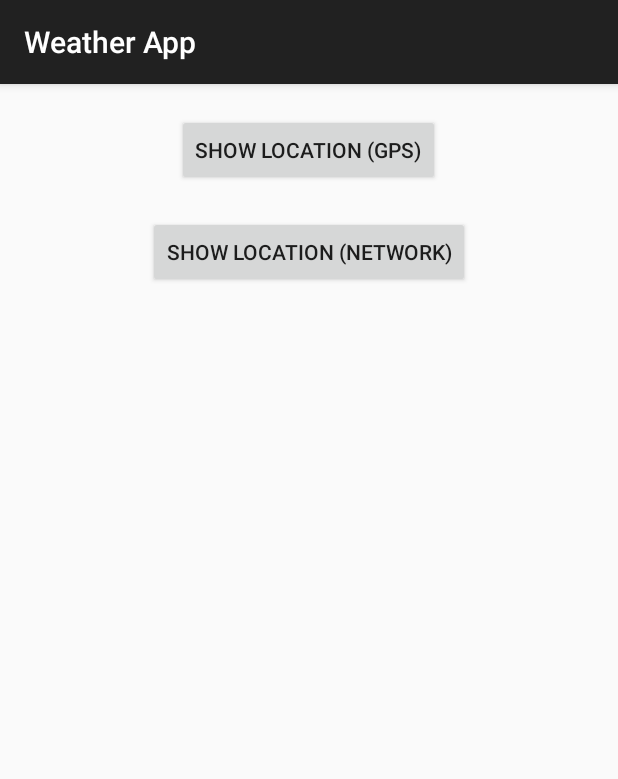
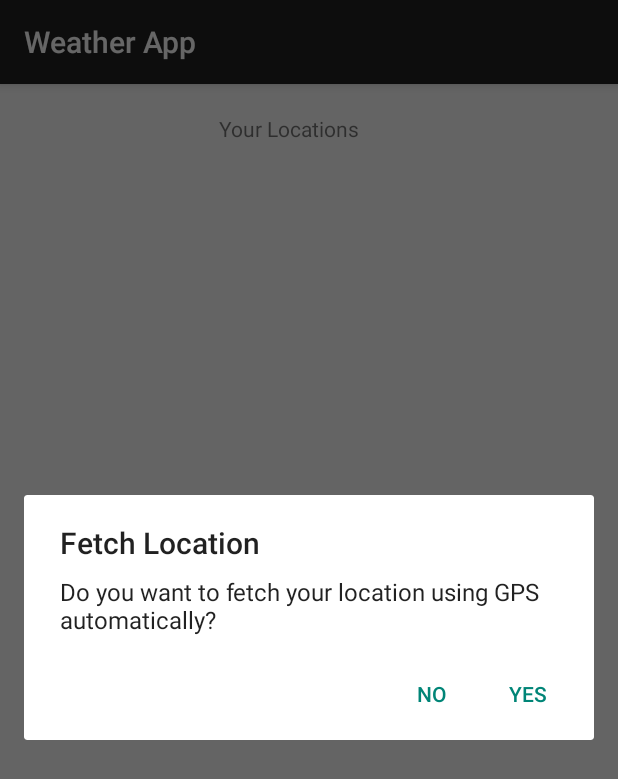
Before and after one commit to heyjii/WeatherApp, an Android app: the fragment AddLocationFragment shown on its own in the app's theme, on a phone screen of 412 x 824 dp. Shown: the top 779 px of the screen. Run offline under Robolectric (Android 15) with nearby library versions, the phone set to English and light mode, and no system bars.

Commit message:
Implemented the part 1 (location fetching and toasts to the user)

```diff
--- a/app/src/main/java/training/eduonix/custom/AppLocationService.java
+++ /dev/null
@@ -1,58 +0,0 @@
-package training.eduonix.custom;
-
-import android.app.Service;
-        import android.content.Context;
-        import android.content.Intent;
-        import android.location.Location;
-        import android.location.LocationListener;
-        import android.location.LocationManager;
-        import android.os.Bundle;
-        import android.os.IBinder;
-
-public class AppLocationService extends Service implements LocationListener {
-
-    protected LocationManager locationManager;
-    Location location;
-
-    private static final long MIN_DISTANCE_FOR_UPDATE = 10; // 10 meters
-    private static final long MIN_TIME_FOR_UPDATE = 1000 * 10 * 1; // 10 seconds
-
-    public AppLocationService(Context context) {
-        locationManager = (LocationManager) context
-                .getSystemService(LOCATION_SERVICE);
-    }
-
-    public Location getLocation(String provider) {
-        if (locationManager.isProviderEnabled(provider)) {
-            locationManager.requestLocationUpdates(provider,
-                    MIN_TIME_FOR_UPDATE, MIN_DISTANCE_FOR_UPDATE, this);
-            if (locationManager != null) {
-                location = locationManager.getLastKnownLocation(provider);
-                return location;
-            }
-        }
-        return null;
-    }
-
-    @Override
-    public void onLocationChanged(Location location) {
-    }
-
-    @Override
-    public void onProviderDisabled(String provider) {
-    }
-
-    @Override
-    public void onProviderEnabled(String provider) {
-    }
-
-    @Override
-    public void onStatusChanged(String provider, int status, Bundle extras) {
-    }
-
-    @Override
-    public IBinder onBind(Intent arg0) {
-        return null;
-    }
-
-}
--- a/app/src/main/java/training/eduonix/weatherapp/AddLocationFragment.java
+++ b/app/src/main/java/training/eduonix/weatherapp/AddLocationFragment.java
@@ -4,27 +4,35 @@ import android.app.AlertDialog;
 import android.content.Context;
 import android.content.DialogInterface;
 import android.content.Intent;
+import android.content.SharedPreferences;
+import android.location.Address;
+import android.location.Geocoder;
 import android.location.Location;
+import android.location.LocationListener;
 import android.location.LocationManager;
 import android.os.Bundle;
 import android.app.Fragment;
+import android.os.Handler;
 import android.provider.Settings;
 import android.view.LayoutInflater;
 import android.view.View;
 import android.view.ViewGroup;
-import android.widget.Button;
+import android.widget.ProgressBar;
 import android.widget.Toast;
 
-import training.eduonix.custom.AppLocationService;
+import java.io.IOException;
+import java.util.List;
+import java.util.Locale;
 
-public class AddLocationFragment extends Fragment {
+import training.eduonix.custom.Constants;
 
-    Button btnGPSShowLocation;
-    Button btnNWShowLocation;
-    AppLocationService appLocationService;
+public class AddLocationFragment extends Fragment implements LocationListener {
 
-    private String GPS_Privider = "GPS" ;
-    private String Network_Provider = "Network" ;
+    private LocationManager locationManager;
+    private Location currentLocation = null;
+    String cityName = "";
+    boolean isAutoLocationEnabled = true;
+    private ProgressBar locationProgressBar ;
 
     @Override
     public View onCreateView(LayoutInflater inflater, ViewGroup container,
@@ -32,95 +40,147 @@ public class AddLocationFragment extends Fragment {
         // Inflate the layout for this fragment
         View locationView = inflater.inflate(R.layout.fragment_add_location, container, false);
 
-        appLocationService = new AppLocationService(
-                getActivity());
+        locationProgressBar =(ProgressBar)locationView.findViewById(R.id.progressBar);
 
-        btnGPSShowLocation = (Button) locationView.findViewById(R.id.showGPSLocationBtn);
-        btnGPSShowLocation.setOnClickListener(new View.OnClickListener() {
-            @Override
-            public void onClick(View arg0) {
+        locationManager = (LocationManager)
+                getActivity().getSystemService(Context.LOCATION_SERVICE);
 
-                Location gpsLocation = appLocationService
-                        .getLocation(LocationManager.GPS_PROVIDER );
+        SharedPreferences sharedPreferences = getActivity().getSharedPreferences(Constants.MY_PREFERENCES, Context.MODE_APPEND);
+        isAutoLocationEnabled = sharedPreferences.getBoolean(Constants.KEY_AUTO_LOCATION_ENABLED, true);
 
-                LocationManager locationManager = (LocationManager) getActivity()
-                        .getSystemService(Context.LOCATION_SERVICE);
-                if (locationManager.isProviderEnabled(LocationManager.GPS_PROVIDER)) {
-                    if (gpsLocation != null) {
-                        double latitude = gpsLocation.getLatitude();
-                        double longitude = gpsLocation.getLongitude();
-                        Toast.makeText(
-                                getActivity(),
-                                "Mobile Location (GPS): \nLatitude: " + latitude
-                                        + "\nLongitude: " + longitude,
-                                Toast.LENGTH_LONG).show();
-                    } else {
-                        Toast.makeText(
-                                getActivity(),
-                                "GPS Location is not available",
-                                Toast.LENGTH_LONG).show();
-                    }
-                } else {
-                    showSettingsAlert(GPS_Privider);
-                }
+        if (isAutoLocationEnabled) {
+            showSettingsAlert();
+        } else {
 
-            }
-        });
+            locationManager.requestLocationUpdates(
+                    LocationManager.GPS_PROVIDER, 1000, 10, this);
+            locationManager.requestLocationUpdates(
+                    LocationManager.NETWORK_PROVIDER, 1000, 10, this);
+            locationProgressBar.setVisibility(View.VISIBLE);
 
-        btnNWShowLocation = (Button) locationView.findViewById(R.id.showNWLocationBtn);
-        btnNWShowLocation.setOnClickListener(new View.OnClickListener() {
-            @Override
-            public void onClick(View arg0) {
-
-                Location nwLocation = appLocationService
-                        .getLocation(LocationManager.NETWORK_PROVIDER);
-
-                if (nwLocation != null) {
-                    double latitude = nwLocation.getLatitude();
-                    double longitude = nwLocation.getLongitude();
-                    Toast.makeText(
-                            getActivity(),
-                            "Mobile Location (NW): \nLatitude: " + latitude
-                                    + "\nLongitude: " + longitude,
-                            Toast.LENGTH_LONG).show();
-                } else {
-                    showSettingsAlert(Network_Provider);
-                }
-
-            }
-        });
-
+        }
         return locationView;
     }
 
-    public void showSettingsAlert(final String provider) {
+    @Override
+    public void onResume() {
+
+        super.onResume();
+        if (locationManager.isProviderEnabled(LocationManager.GPS_PROVIDER)) {
+            locationManager.requestLocationUpdates(
+                    LocationManager.GPS_PROVIDER, 1000, 10, this);
+            locationManager.requestLocationUpdates(
+                    LocationManager.NETWORK_PROVIDER, 1000, 10, this);
+            locationProgressBar.setVisibility(View.VISIBLE);
+
+            Handler handler = new Handler();
+            handler.postDelayed(new Runnable() {
+                @Override
+                public void run() {
+
+                    getLastBestLocation();
+                }
+            }, 10000);
+        }
+    }
+
+    @Override
+    public void onLocationChanged(Location location) {
+
+        locationProgressBar.setVisibility(View.GONE);
+
+        currentLocation = location;
+
+        getLastBestLocation() ;
+    }
+
+    @Override
+    public void onStatusChanged(String s, int i, Bundle bundle) {
+
+    }
+    @Override
+    public void onProviderEnabled(String s) {
+
+    }
+    @Override
+    public void onProviderDisabled(String s) {
+
+    }
+
+    /**
+     * @return the last know best location
+     */
+    private Location getLastBestLocation() {
+        locationProgressBar.setVisibility(View.GONE);
+
+        Location locationGPS = locationManager.getLastKnownLocation(LocationManager.GPS_PROVIDER);
+        Location locationNet = locationManager.getLastKnownLocation(LocationManager.NETWORK_PROVIDER);
+
+        long GPSLocationTime = 0;
+        if (null != locationGPS) {
+            GPSLocationTime = locationGPS.getTime();
+        }
+
+        long NetLocationTime = 0;
+
+        if (null != locationNet) {
+            NetLocationTime = locationNet.getTime();
+        }
+
+        if (0 < GPSLocationTime - NetLocationTime) {
+            currentLocation = locationGPS;
+        } else {
+            currentLocation = locationNet;
+        }
+
+        /*------- To get city name from coordinates -------- */
+        Geocoder gcd = new Geocoder(getActivity(), Locale.getDefault());
+        List<Address> addresses;
+        if (currentLocation != null) {
+            try {
+                addresses = gcd.getFromLocation(currentLocation.getLatitude(),
+                        currentLocation.getLongitude(), 1);
+                if (addresses.size() > 0)
+                    System.out.println(addresses.get(0).getLocality());
+                cityName = addresses.get(0).getLocality();
+            } catch (IOException e) {
+                e.printStackTrace();
+            }
+        }
+        showLocationMessage();
+        return currentLocation;
+    }
+
+    private void showLocationMessage() {
+        if (currentLocation != null) {
+            String message = "Your Location is:\n Lattitude : " + currentLocation.getLatitude() + "\n Longitude: " + currentLocation.getLongitude();
+
+            if (cityName.length() > 0) {
+                message = message + "\n City name - " + cityName;
+            }
+            Toast.makeText(getActivity(), message, Toast.LENGTH_LONG).show();
+        }
+    }
+
+    public void showSettingsAlert() {
         AlertDialog.Builder alertDialog = new AlertDialog.Builder(
                 getActivity());
 
-        alertDialog.setTitle(provider + " SETTINGS");
+        alertDialog.setTitle("Fetch Location");
 
         alertDialog
-                .setMessage(provider + " is not enabled! Want to go to settings menu?");
+                .setMessage("Do you want to fetch your location using GPS automatically?");
 
-        alertDialog.setPositiveButton("Settings",
+        alertDialog.setPositiveButton("Yes",
                 new DialogInterface.OnClickListener() {
                     public void onClick(DialogInterface dialog, int which) {
-                        if (provider.equalsIgnoreCase(GPS_Privider)) {
-                            Intent intent = new Intent(
-                                    Settings.ACTION_LOCATION_SOURCE_SETTINGS);
-                            getActivity().startActivity(intent);
-                        }
-                        else
-                        {
-                            Intent intent = new Intent(
-                                    Settings.ACTION_WIRELESS_SETTINGS);
-                            getActivity().startActivity(intent);
-                        }
-
+                        Intent intent = new Intent(
+                                Settings.ACTION_LOCATION_SOURCE_SETTINGS);
+                        getActivity().startActivity(intent);
                     }
                 });
 
-        alertDialog.setNegativeButton("Cancel",
+        alertDialog.setNegativeButton("No",
                 new DialogInterface.OnClickListener() {
                     public void onClick(DialogInterface dialog, int which) {
                         dialog.cancel();
@@ -129,5 +189,4 @@ public class AddLocationFragment extends Fragment {
 
         alertDialog.show();
     }
-
 }
--- a/app/src/main/res/layout/activity_splash.xml
+++ b/app/src/main/res/layout/activity_splash.xml
@@ -21,8 +21,8 @@
         android:textColor="@android:color/tertiary_text_dark"
         android:textStyle="bold"
         android:textSize="21sp"
-        android:layout_marginBottom="45dp"
-        android:layout_above="@+id/weatherImage"
+        android:layout_marginTop="15dp"
+        android:layout_below="@+id/weatherImage"
         android:layout_centerHorizontal="true" />
 
     <ProgressBar
--- a/app/src/main/res/layout/fragment_add_location.xml
+++ b/app/src/main/res/layout/fragment_add_location.xml
@@ -4,29 +4,19 @@
     android:layout_height="match_parent"
     tools:context="training.eduonix.weatherapp.AddLocationFragment">
 
-    <RelativeLayout
-        android:layout_width="fill_parent"
+    <ProgressBar
+        style="?android:attr/progressBarStyleLarge"
+        android:layout_width="wrap_content"
         android:layout_height="wrap_content"
-        android:gravity="center">
+        android:id="@+id/progressBar"
+        android:layout_gravity="center"
+        android:indeterminate="false" />
 
-        <Button
-            android:id="@+id/showGPSLocationBtn"
-            android:layout_width="wrap_content"
-            android:layout_height="wrap_content"
-            android:layout_alignParentTop="true"
-            android:layout_centerInParent="true"
-            android:layout_marginTop="20dp"
-            android:text="Show Location (GPS)" />
-
-        <Button
-            android:id="@+id/showNWLocationBtn"
-            android:layout_width="wrap_content"
-            android:layout_height="wrap_content"
-            android:layout_below="@id/showGPSLocationBtn"
-            android:layout_centerHorizontal="true"
-            android:gravity="center"
-            android:layout_marginTop="20dp"
-            android:text="Show Location (Network)" />
-
-    </RelativeLayout>
+    <TextView
+        android:layout_width="120dp"
+        android:layout_height="40dp"
+        android:layout_marginTop="20dp"
+        android:text="Your Locations"
+        android:id="@+id/textView"
+        android:layout_gravity="center_horizontal|top" />
 </FrameLayout>
```
Also changed, not shown: app/src/main/java/training/eduonix/custom/Constants.java (added, +12 -0 lines), app/src/main/java/training/eduonix/weatherapp/HomeActivity.java (+0 -8 lines), app/src/main/java/training/eduonix/weatherapp/SplashActivity.java (+12 -2 lines), app/src/main/res/layout/activity_home.xml (line endings or trailing spaces).
